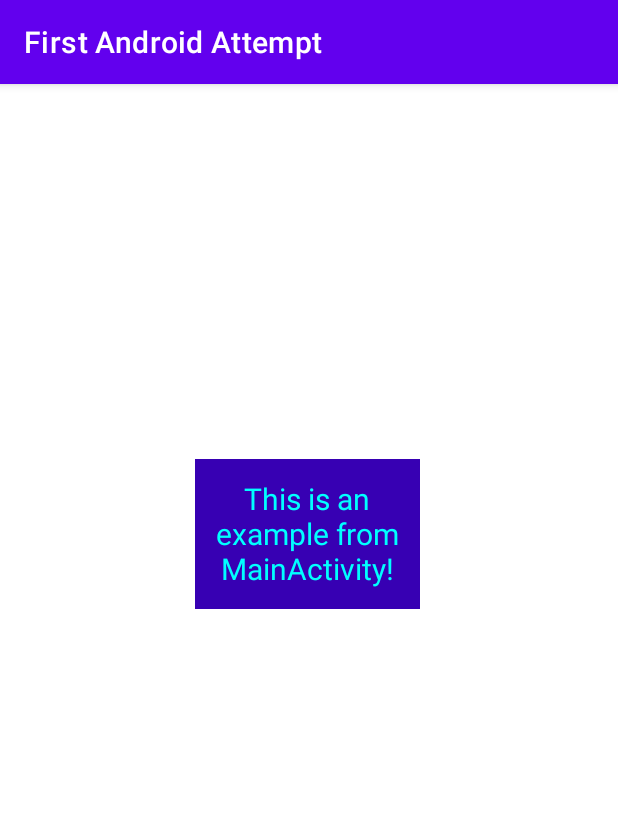
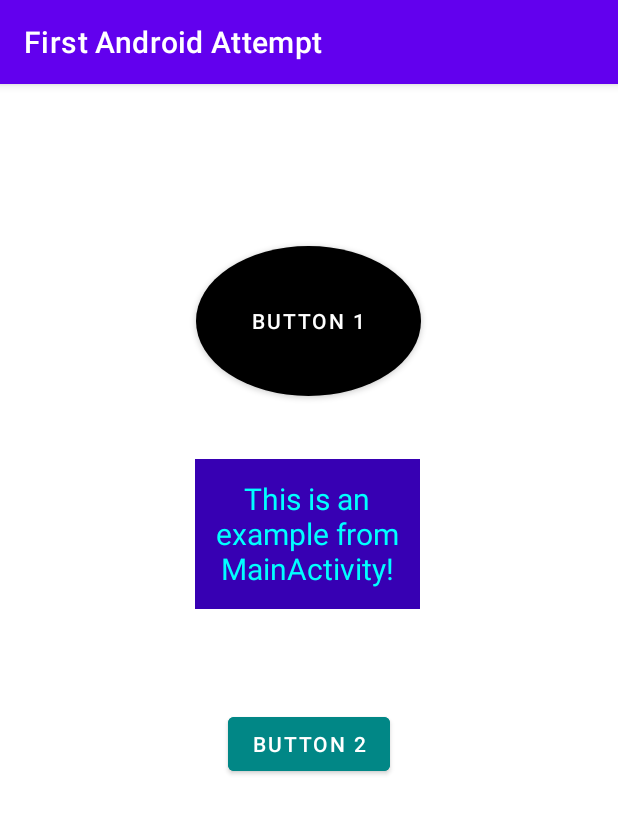
Before and after one commit to andreagodoshian/kotlin-udemy, an Android app: the screen it shows after launch (MainActivity), on a phone screen of 412 x 824 dp. Shown: the top 814 px of the screen. Run offline under Robolectric (Android 15) with nearby library versions, the phone set to English and light mode, and no system bars.

Commit message:
learning - buttons

```diff
--- a/FirstAndroidAttempt/app/src/main/java/com/example/firstandroidattempt/MainActivity.kt
+++ b/FirstAndroidAttempt/app/src/main/java/com/example/firstandroidattempt/MainActivity.kt
@@ -3,19 +3,26 @@ package com.example.firstandroidattempt
 import android.graphics.Color
 import androidx.appcompat.app.AppCompatActivity
 import android.os.Bundle
+import android.widget.Button
 import android.widget.TextView
+import androidx.core.view.isVisible
 
 class MainActivity : AppCompatActivity() {
 
     lateinit var myText:TextView
     // var myText:TextView? = null
 
+    lateinit var button1:Button
+    lateinit var button2:Button
+
     override fun onCreate(savedInstanceState: Bundle?) {
         super.onCreate(savedInstanceState)
         setContentView(R.layout.activity_main)
+        // "R" stands for resources
 
         myText = findViewById(R.id.textExamlpe)
-        // "R" stands for resources
+        button1 = findViewById(R.id.button1)
+        button2 = findViewById(R.id.button2)
 
         myText.setTextColor(Color.CYAN)
         myText.setText("This is an example from MainActivity!")
@@ -24,6 +31,18 @@ class MainActivity : AppCompatActivity() {
             myText.setTextColor(Color.MAGENTA)
             myText.setBackgroundColor(Color.BLUE)
         }
+
+        button1.setOnClickListener {
+            button1.setTextColor(Color.YELLOW)
+            button1.setBackgroundColor(Color.BLACK)
+            button1.setText("Sleepy...")
+            myText.isVisible = false
+        }
+
+        button2.setOnClickListener {
+            myText.isVisible = true
+        }
+
     }
 
 }
--- /dev/null
+++ b/FirstAndroidAttempt/app/src/main/res/drawable/button_shape.xml
@@ -0,0 +1,8 @@
+<?xml version="1.0" encoding="utf-8"?>
+<shape xmlns:android="http://schemas.android.com/apk/res/android"
+    android:shape="oval">
+
+    <solid
+        android:color="@color/black"/>
+
+</shape>
--- a/FirstAndroidAttempt/app/src/main/res/layout/activity_main.xml
+++ b/FirstAndroidAttempt/app/src/main/res/layout/activity_main.xml
@@ -1,6 +1,5 @@
 <?xml version="1.0" encoding="utf-8"?>
-<androidx.constraintlayout.widget.ConstraintLayout
-    xmlns:android="http://schemas.android.com/apk/res/android"
+<androidx.constraintlayout.widget.ConstraintLayout xmlns:android="http://schemas.android.com/apk/res/android"
     xmlns:app="http://schemas.android.com/apk/res-auto"
     xmlns:tools="http://schemas.android.com/tools"
     android:layout_width="match_parent"
@@ -21,4 +20,31 @@
         app:layout_constraintStart_toStartOf="parent"
         app:layout_constraintTop_toTopOf="parent" />
 
+
+    <Button
+        android:id="@+id/button1"
+        android:layout_width="150dp"
+        android:layout_height="100dp"
+        android:layout_marginTop="108dp"
+        android:background="@drawable/button_shape"
+
+        android:text="Button 1"
+        app:backgroundTint="@null"
+
+        app:layout_constraintEnd_toEndOf="parent"
+        app:layout_constraintHorizontal_bias="0.498"
+        app:layout_constraintStart_toStartOf="parent"
+        app:layout_constraintTop_toTopOf="parent" />
+
+    <Button
+        android:id="@+id/button2"
+        android:layout_width="wrap_content"
+        android:layout_height="wrap_content"
+        android:layout_marginTop="208dp"
+        android:backgroundTint="@color/teal_700"
+        android:text="Button 2"
+        app:layout_constraintEnd_toEndOf="parent"
+        app:layout_constraintStart_toStartOf="parent"
+        app:layout_constraintTop_toBottomOf="@+id/button1" />
+
 </androidx.constraintlayout.widget.ConstraintLayout>
```
